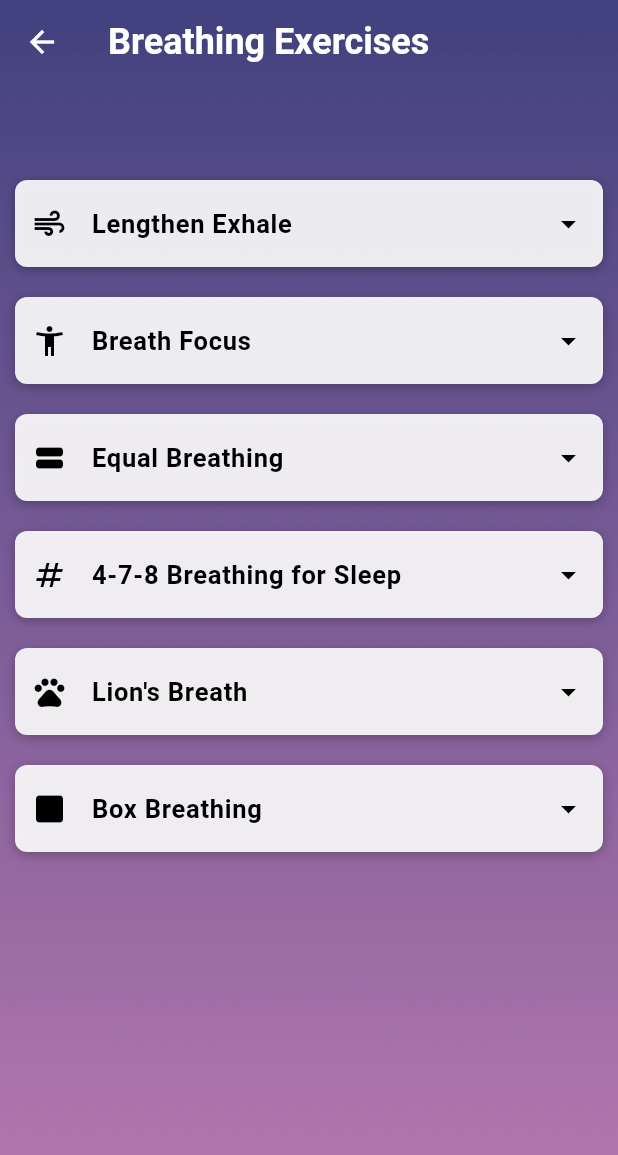
After one commit to CarolinaZRM/CosmicComfort, a Flutter app: the BreathingPage screen opened directly, on a phone screen of 412 x 824 dp. The commit adds this screen. Shown: the top 1155 px of the screen. Run offline on Flutter 3.47's test engine with Material 3 defaults, Android fonts, the phone set to English and light mode, and no system bars; our stand-ins replace audioplayers, marquee.

Commit message:
implemented 6 breathing exercises

```diff
--- a/lib/main.dart
+++ b/lib/main.dart
@@ -5,6 +5,7 @@ import 'pages/AccioPage.dart';
 import 'pages/FakeCallPage.dart';
 import 'pages/InteractivePage.dart';
 import 'pages/CalmingSoundsPage.dart';
+import 'pages/BreathingPage.dart';
 
 void main() {
   runApp(const MyApp());
@@ -140,7 +141,10 @@ class _MyHomePageState extends State<MyHomePage> {
                         IconButton(
                           icon: const Icon(Icons.air, size: 50, color: Colors.white),
                           onPressed: () {
-                            // Action for Music
+                            Navigator.push(
+                              context,
+                              MaterialPageRoute(builder: (context) => const BreathingPage()),
+                            );
                           },
                         ),
                         const Text(
--- /dev/null
+++ b/lib/pages/BreathingPage.dart
@@ -0,0 +1,265 @@
+import 'package:flutter/material.dart';
+
+class BreathingPage extends StatelessWidget {
+  const BreathingPage({super.key});
+
+  // Example breathing exercise text
+  final String lengthenExhale = '''
+Exhaling is linked to the parasympathetic nervous system, which influences our body's ability to relax and calm down. You can follow this technique from any position that's comfortable for you, including sitting, standing, or laying down.
+
+  1. Before you take a big, deep breath, try a thorough exhale instead. Push all the air out of your lungs, then simply let your lungs do their work inhaling air.
+
+  2. Next, try spending a little bit longer exhaling than you do inhaling. For example, try inhaling for four seconds, then exhale for six.
+
+  3. Try doing this for two to five minutes.
+  ''';
+
+  final String breathFocus = '''
+When deep breathing is focused and slow, it can help reduce anxiety. You can do this technique by sitting or lying down in a quiet, comfortable location. Then:
+
+  1. Notice how it feels when you inhale and exhale normally. Mentally scan your body. You might feel tension in your body that you never noticed.
+
+  2. Take a slow, deep breath through your nose.
+
+  3. Notice your belly and upper body expanding.
+
+  4. Exhale in whatever way is most comfortable for you, sighing if you wish.
+
+  5. Do this for several minutes, paying attention to the rise and fall of your belly.
+
+  6. Choose a word to focus on and vocalize during your exhale. Words like “safe” and “calm” can be effective.
+
+  7. Imagine your inhale washing over you like a gentle wave.
+
+  8. Imagine your exhale carrying negative and upsetting thoughts and energy away from you.
+
+  9. When you get distracted, gently bring your attention back to your breath and your words.
+  ''';
+
+  final String equalBreathing = '''
+You can practice this exercise from a sitting or lying-down position. For this exercise, you'll be inhaling for the same amount of time as you'll be exhaling:
+
+  1. Shut your eyes and pay attention to the way you normally breathe for several breaths.
+
+  2. Then, slowly count 1-2-3-4 as you inhale through your nose.
+
+  3. Exhale for the same four-second count.
+
+  4. As you inhale and exhale, be mindful of the feelings of fullness and emptiness in your lungs.
+''';
+
+  final String breathing478 = '''
+If you're having trouble sleeping, try this exercise:
+
+  1. Start by sitting with your back straight.
+
+  2. Place the tip of your tongue on the tissue just behind your upper front teeth. Keep your tongue there throughout the exercise.
+
+  3. Breathe out through your mouth.
+
+  4. Close your mouth. Breathe in through your nose while counting to 4.
+
+  5. Hold your breath and count to 7.
+
+  6. Breathe out through your mouth and
+  count to 8.
+''';
+
+  final String lionBreath = '''
+  Lion's breath involves exhaling forcefully. To try lion's breath:
+
+    1. Get into a kneeling position, crossing your ankles and resting your bottom on your feet. If this position isn't comfortable, sit cross-legged.
+
+    2. Bring your hands to your knees, stretching out your arms and your fingers.
+
+    3. Take a breath in through your nose.
+
+    4. Breathe out through your mouth, allowing yourself to vocalize “ha.”
+
+    5. During exhale, open your mouth as wide as you can and stick your tongue out, stretching it down toward your chin as far as it will go.
+
+    6. Focus on the middle of your forehead (third eye) or the end of your nose while exhaling.
+
+    7. Relax your face as you inhale again.
+
+    8. Repeat the practice up to six times, changing the cross of your ankles when you reach the halfway point.
+  ''';
+
+  final String boxBreathing = '''
+  1. To begin, expel all of the air from your chest.
+
+  2. Keep your lungs empty for a four-count hold.
+
+  3. Then, inhale through the nose for four counts.
+
+  4. Hold the air in your lungs for a four-count hold.
+
+  5. When you hold your breath, do not clamp down and create back pressure. Rather, maintain an open, neutral feeling even though you are not inhaling.
+
+  6. When ready, release the hold and exhale smoothly through your nose for four counts. This is one circuit of the box-breathing practice.
+
+  7. Repeat this cycle for at least five minutes to get the full effect.
+''';
+
+  @override
+  Widget build(BuildContext context) {
+    return Scaffold(
+      appBar: AppBar(
+        backgroundColor: Colors.transparent, // Transparent background
+        elevation: 0, // No shadow
+        leading: IconButton(
+          icon: const Icon(Icons.arrow_back, color: Colors.white), // White back arrow
+          onPressed: () {
+            Navigator.pop(context); // Go back to the previous screen
+          },
+        ),
+        title: const Text(
+          'Breathing Exercises',
+          style: TextStyle(
+            color: Colors.white, // Title text color set to white
+            fontSize: 24,
+            fontWeight: FontWeight.bold,
+          ),
+        ),
+      ),
+      extendBodyBehindAppBar: true, // Let body extend behind AppBar
+      body: Stack(
+        children: [
+          // Background image
+          Container(
+            decoration: const BoxDecoration(
+              image: DecorationImage(
+                image: AssetImage('assets/Ombre.PNG'), // Replace with your image path
+                fit: BoxFit.cover, // Make sure the image covers the entire background
+              ),
+            ),
+          ),
+
+          // Scrollable content
+          Padding(
+            padding: const EdgeInsets.fromLTRB(10.0, 100.0, 10.0, 20.0), // Adjust padding to prevent overlap with the AppBar
+            child: SingleChildScrollView(
+              child: Column(
+                crossAxisAlignment: CrossAxisAlignment.start,
+                children: [
+                  const SizedBox(height: 20),
+
+                  // Dropdown for Breathing Instructions
+                  buildTextDropdown(
+                    context,
+                    icon: Icons.air,
+                    label: 'Lengthen Exhale',
+                    dropdownText: lengthenExhale,
+                  ),
+
+                  const SizedBox(height: 20),
+
+                  // Dropdown for Benefits of Deep Breathing
+                  buildTextDropdown(
+                    context,
+                    icon: Icons.accessibility_new,
+                    label: 'Breath Focus',
+                    dropdownText: breathFocus,
+                  ),
+
+                  const SizedBox(height: 20),
+
+                  // Dropdown for Benefits of Deep Breathing
+                  buildTextDropdown(
+                    context,
+                    icon: Icons.view_stream_rounded,
+                    label: 'Equal Breathing',
+                    dropdownText: equalBreathing,
+                  ),
+
+                  const SizedBox(height: 20),
+
+                  // Dropdown for Benefits of Deep Breathing
+                  buildTextDropdown(
+                    context,
+                    icon: Icons.numbers_sharp,
+                    label: '4-7-8 Breathing for Sleep',
+                    dropdownText: breathing478,
+                  ),
+
+                  const SizedBox(height: 20),
+
+                  // Dropdown for Benefits of Deep Breathing
+                  buildTextDropdown(
+                    context,
+                    icon: Icons.pets_outlined,
+                    label: "Lion's Breath",
+                    dropdownText: lionBreath,
+                  ),
+
+                  const SizedBox(height: 20),
+
+                  // Dropdown for Benefits of Deep Breathing
+                  buildTextDropdown(
+                    context,
+                    icon: Icons.square_rounded,
+                    label: "Box Breathing",
+                    dropdownText: boxBreathing,
+                  ),
+                ],
+              ),
+            ),
+          ),
+        ],
+      ),
+    );
+  }
+
+  // Reusable method to build text-only dropdowns
+  Widget buildTextDropdown(BuildContext context, {
+    required IconData icon,
+    required String label,
+    required String dropdownText,
+  }) {
+    return Container(
+      padding: const EdgeInsets.symmetric(horizontal: 1.0, vertical: 0), // Adjusted padding
+      decoration: BoxDecoration(
+        color: Colors.white.withOpacity(0.9), // Add some transparency to the container
+        borderRadius: BorderRadius.circular(8.0),
+        boxShadow: const [
+          BoxShadow(
+            color: Colors.black26,
+            blurRadius: 6.0,
+            offset: Offset(0, 2),
+          ),
+        ],
+      ),
+      child: Row(
+        crossAxisAlignment: CrossAxisAlignment.center,
+        children: [
+          Expanded(
+            child: ExpansionTile(
+              leading: Icon(icon, color: Colors.black), // Icon customization
+              tilePadding: const EdgeInsets.symmetric(horizontal: 10), // Adjusted padding
+              title: Text(
+                label,
+                style: const TextStyle(
+                  fontWeight: FontWeight.bold,
+                  color: Colors.black,
+                  fontSize: 17
+                ),
+              ),
+              trailing: const Icon(Icons.arrow_drop_down, color: Colors.black),
+              children: [
+                Padding(
+                  padding: const EdgeInsets.all(16.0), // Adjusted padding for expanded content
+                  child: SingleChildScrollView(
+                    child: Text(
+                      dropdownText,
+                      style: const TextStyle(color: Colors.black87, fontSize: 15), // Consistent text style
+                    ),
+                  ),
+                ),
+              ],
+            ),
+          ),
+        ],
+      ),
+    );
+  }
+}
```
